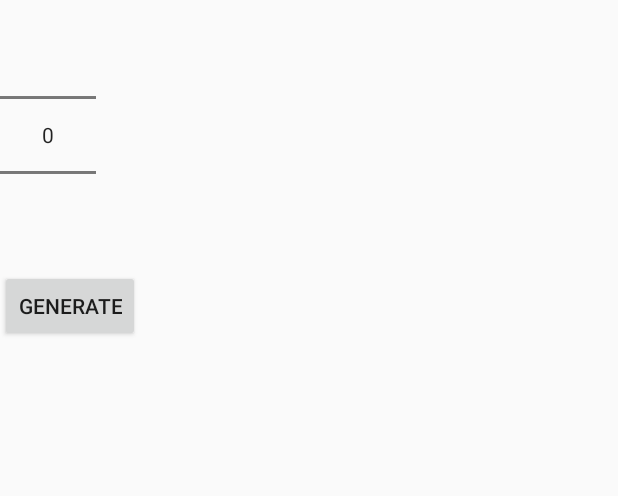
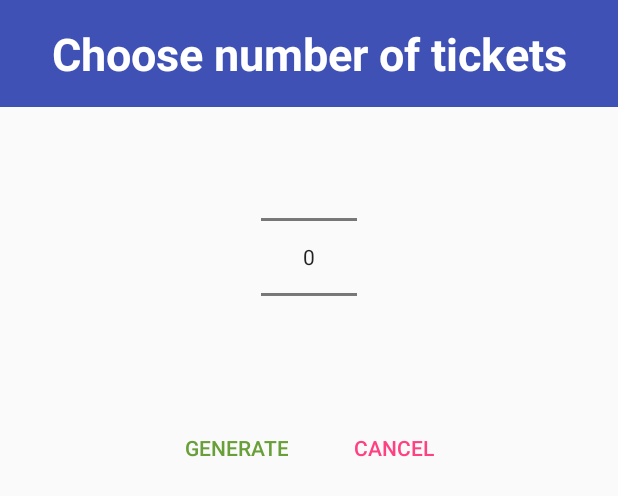
Before and after one commit to joaocsf/FEUP-CMOV, an Android app: the layout validate_tickets_dialog_fragment.xml on its own in the app's theme, with its tools: preview values and no code run, on a phone screen of 412 x 824 dp. Shown: the top 496 px of the screen. Run offline under Robolectric (Android 15) with nearby library versions, the phone set to English and light mode, and no system bars.

Commit message:
updated layout, to be similiar

```diff
--- a/main-mobile-app/app/src/main/java/feup/cmpv/feup/casadamusica/fragments/bar/BarPurchaseConfirmFragment.java
+++ b/main-mobile-app/app/src/main/java/feup/cmpv/feup/casadamusica/fragments/bar/BarPurchaseConfirmFragment.java
@@ -8,6 +8,7 @@ import android.util.Log;
 import android.view.LayoutInflater;
 import android.view.View;
 import android.view.ViewGroup;
+import android.view.WindowManager;
 import android.widget.ArrayAdapter;
 import android.widget.Button;
 import android.widget.ImageButton;
@@ -20,6 +21,7 @@ import java.io.ByteArrayOutputStream;
 import java.io.OutputStreamWriter;
 import java.util.ArrayList;
 import java.util.List;
+import java.util.Objects;
 
 import feup.cmpv.feup.casadamusica.R;
 import feup.cmpv.feup.casadamusica.adapters.bar.ProductListAdapter;
@@ -186,4 +188,11 @@ public class BarPurchaseConfirmFragment extends DialogFragment {
         voucherListAdapter.addAll(usedVouchers);
         setTotal(calculateTotal());
     }
+
+    @Override
+    public void onStart() {
+        super.onStart();
+        Objects.requireNonNull(getDialog().getWindow())
+                .setLayout(WindowManager.LayoutParams.MATCH_PARENT, WindowManager.LayoutParams.WRAP_CONTENT);
+    }
 }
--- a/main-mobile-app/app/src/main/java/feup/cmpv/feup/casadamusica/fragments/personal/ValidateTicketDialogFragment.java
+++ b/main-mobile-app/app/src/main/java/feup/cmpv/feup/casadamusica/fragments/personal/ValidateTicketDialogFragment.java
@@ -28,7 +28,6 @@ import feup.cmpv.feup.casadamusica.utils.Utils;
 public class ValidateTicketDialogFragment extends DialogFragment implements View.OnClickListener {
     private ShowTickets showTickets;
     private NumberPicker np;
-    private Button btnGenerate;
 
     public static DialogFragment getInstance(ShowTickets showTickets){
         DialogFragment fragment = new ValidateTicketDialogFragment();
@@ -54,9 +53,13 @@ public class ValidateTicketDialogFragment extends DialogFragment implements View
 
         np.setMaxValue(max_tickets);
 
-        btnGenerate = view.findViewById(R.id.btn_generate);
+        Button btnGenerate = view.findViewById(R.id.btn_generate);
 
         btnGenerate.setOnClickListener(this);
+
+        Button btnCancel = view.findViewById(R.id.btn_cancel_validation);
+
+        btnCancel.setOnClickListener(this);
 
         return view;
     }
@@ -71,10 +74,17 @@ public class ValidateTicketDialogFragment extends DialogFragment implements View
 
     @Override
     public void onClick(View view) {
+        switch (view.getId()){
+            case R.id.btn_generate:
+                Intent intent = Utils.initializeTransfer(generateMessage(showTickets, np.getValue()), "ticket");
 
-        Intent intent = Utils.initializeTransfer(generateMessage(showTickets, np.getValue()), "ticket");
+                startActivity(intent);
+                break;
 
-        startActivity(intent);
+            case R.id.btn_cancel_validation:
+                this.dismiss();
+                break;
+        }
     }
 
 
--- a/main-mobile-app/app/src/main/res/layout/validate_tickets_dialog_fragment.xml
+++ b/main-mobile-app/app/src/main/res/layout/validate_tickets_dialog_fragment.xml
@@ -2,19 +2,62 @@
 <LinearLayout xmlns:android="http://schemas.android.com/apk/res/android"
     android:layout_width="match_parent"
     android:layout_height="match_parent"
-    android:orientation="vertical"
-    android:layout_gravity="center">
+    android:orientation="vertical">
+
+    <LinearLayout
+        android:layout_width="match_parent"
+        android:layout_height="wrap_content"
+        android:background="@color/colorPrimary">
+        <TextView
+            android:id="@+id/buy_ticket_title"
+            android:layout_width="match_parent"
+            android:layout_height="wrap_content"
+            android:text="@string/choose_number_of_tickets"
+            android:textAlignment="center"
+            android:textSize="30sp"
+            android:layout_marginTop="15dp"
+            android:layout_marginBottom="15dp"
+            android:textColor="@color/white"
+            android:textStyle="bold"
+            />
+    </LinearLayout>
+
 
     <NumberPicker
         android:id="@+id/number_of_tickets"
         android:layout_width="wrap_content"
         android:layout_height="wrap_content"
+        android:layout_gravity="center"
+        android:layout_marginTop="10dp"
+        android:layout_marginBottom="10dp"
         />
 
-    <Button
-        android:id="@+id/btn_generate"
-        android:layout_width="wrap_content"
+    <LinearLayout
+        android:layout_width="match_parent"
         android:layout_height="wrap_content"
-        android:text="@string/generate"/>
+        android:orientation="horizontal"
+        android:gravity="center"
+        android:layout_marginBottom="15dp">
+
+        <Button
+            android:id="@+id/btn_generate"
+            android:layout_width="wrap_content"
+            android:layout_height="wrap_content"
+            style="?android:buttonBarButtonStyle"
+            android:textColor="@color/green"
+            android:text="@string/generate"
+            android:layout_marginEnd="10dp"
+            />
+
+        <Button
+            android:id="@+id/btn_cancel_validation"
+            android:layout_width="wrap_content"
+            style="?android:buttonBarButtonStyle"
+            android:layout_height="wrap_content"
+            android:text="@string/cancel"
+            android:layout_marginStart="10dp"
+            />
+
+    </LinearLayout>
 
 </LinearLayout>
--- a/main-mobile-app/app/src/main/res/values/strings.xml
+++ b/main-mobile-app/app/src/main/res/values/strings.xml
@@ -24,4 +24,5 @@
     <string name="show_buy">Confirm</string>
     <string name="cancel">Cancel</string>
     <string name="generate">Generate</string>
+    <string name="choose_number_of_tickets">Choose number of tickets</string>
 </resources>
```
